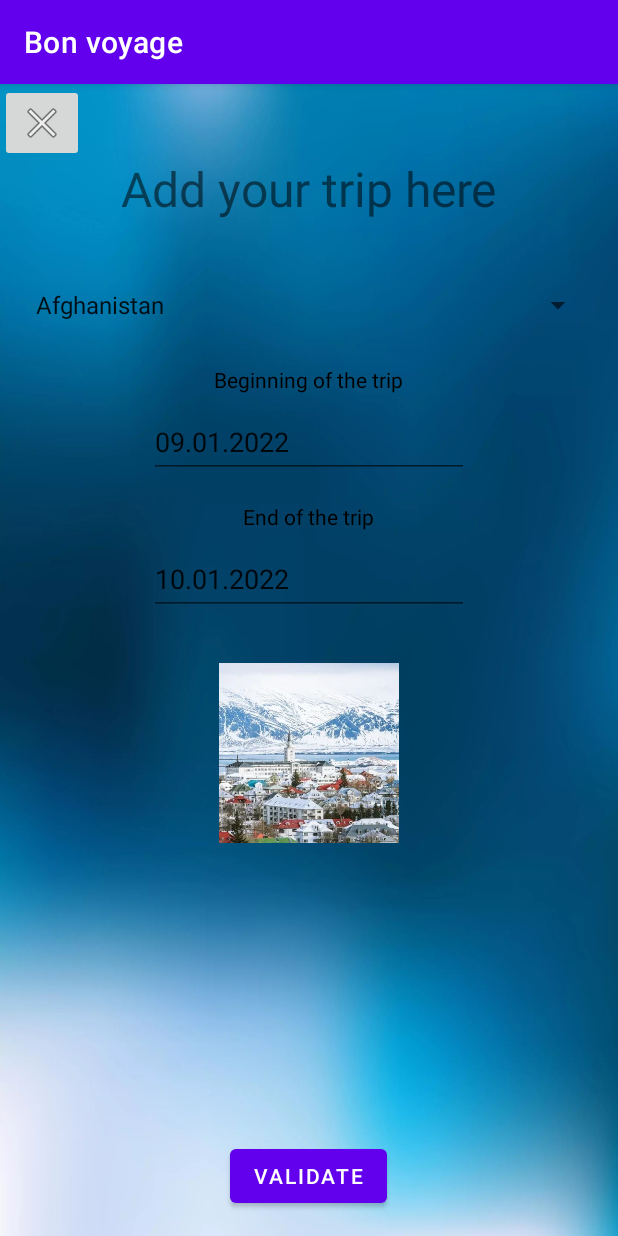
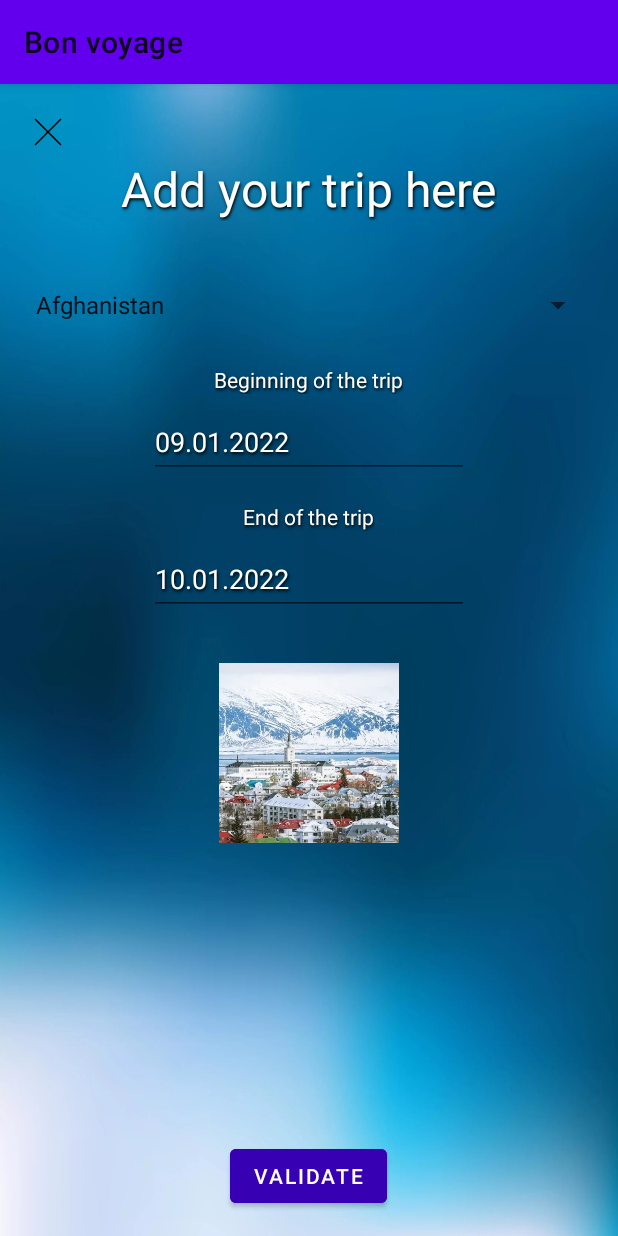
Before and after one commit to Obsidian96/Bon-Voyage, an Android app: the TripAddingActivity screen opened directly, with no data from a screen before it, on a phone screen of 412 x 824 dp. Run offline under Robolectric (Android 15) with nearby library versions, the light colour scheme and no system bars; our stand-ins replace Room's generated code; libraries missing offline, so code that uses them is left out: jp.wasabeef.glide; 1 statement that could not run was skipped.

Commit message:
Style update + bug fixes

```diff
--- a/app/src/main/AndroidManifest.xml
+++ b/app/src/main/AndroidManifest.xml
@@ -13,7 +13,8 @@
         android:theme="@style/Theme.BonVoyage">
         <activity android:name=".TripDetailActivity"></activity>
         <activity android:name=".TripAddingActivity"></activity>
-        <activity android:name=".MainActivity">
+        <activity android:name=".MainActivity"
+            android:exported="true">
             <intent-filter>
                 <action android:name="android.intent.action.MAIN" />
 
--- a/app/src/main/java/paris/obsidian/bonvoyage/trips/TripAdapter.kt
+++ b/app/src/main/java/paris/obsidian/bonvoyage/trips/TripAdapter.kt
@@ -74,7 +74,6 @@ class TripAdapter(private val onClick: (Trip) -> Unit, private val onRemoveClick
 
             currentTrip = trip
             countryName.text = trip.name
-            //backgroundImage.setImageResource(trip.image)
         }
     }
 
--- /dev/null
+++ b/app/src/main/res/drawable/ic_close.xml
@@ -0,0 +1,4 @@
+<vector android:height="24dp" android:viewportHeight="50"
+    android:viewportWidth="50" android:width="24dp" xmlns:android="http://schemas.android.com/apk/res/android">
+    <path android:fillColor="#000000" android:pathData="M7.7188,6.2813L6.2813,7.7188L23.5625,25L6.2813,42.2813L7.7188,43.7188L25,26.4375L42.2813,43.7188L43.7188,42.2813L26.4375,25L43.7188,7.7188L42.2813,6.2813L25,23.5625Z"/>
+</vector>
--- a/app/src/main/res/layout/activity_add_trip.xml
+++ b/app/src/main/res/layout/activity_add_trip.xml
@@ -1,26 +1,25 @@
 <?xml version="1.0" encoding="utf-8"?>
-
 <RelativeLayout
     xmlns:android="http://schemas.android.com/apk/res/android"
     xmlns:app="http://schemas.android.com/apk/res-auto"
     xmlns:tools="http://schemas.android.com/tools"
+    tools:context=".TripAddingActivity"
     android:layout_width="match_parent"
     android:layout_height="match_parent"
     android:id="@+id/relativeLayoutAdd"
-    android:layout_gravity="center_horizontal"
-    >
+    android:layout_gravity="center_horizontal">
 
     <ImageView
         android:id="@+id/imageViewBackground"
         android:layout_width="match_parent"
         android:layout_height="match_parent"
+        android:contentDescription="@string/background_image"
+        android:scaleType="fitXY"
         android:src="@drawable/main_background"
-        android:scaleType="fitXY"
+        app:layout_constraintBottom_toTopOf="parent"
         app:layout_constraintEnd_toEndOf="parent"
         app:layout_constraintStart_toStartOf="parent"
-        app:layout_constraintTop_toTopOf="parent"
-        app:layout_constraintBottom_toTopOf="parent"
-        android:contentDescription="@string/backgroundimage"/>
+        app:layout_constraintTop_toTopOf="parent" />
 
     <TextView
         android:id="@+id/titleTextView"
@@ -30,7 +29,13 @@
         android:layout_alignParentTop="true"
         android:layout_marginTop="48dp"
         android:textSize="32sp"
-        android:layout_centerHorizontal="true" />
+        android:layout_centerHorizontal="true"
+        app:fontWeight="700"
+        android:textColor="@color/white"
+        android:shadowColor="@color/black"
+        android:shadowDx="1"
+        android:shadowDy="2"
+        android:shadowRadius="2"/>
 
     <Spinner
         android:id="@+id/countrySpinner"
@@ -49,10 +54,14 @@
         android:layout_width="wrap_content"
         android:layout_height="wrap_content"
         android:text="@string/beginning_of_the_trip"
-        android:textColor="@color/black"
+        android:textColor="@color/white"
         android:layout_centerHorizontal="true"
         android:layout_marginTop="16dp"
         android:layout_below="@id/countrySpinner"
+        android:shadowColor="@color/black"
+        android:shadowDx="1"
+        android:shadowDy="2"
+        android:shadowRadius="2"
         />
 
     <EditText
@@ -62,7 +71,6 @@
         android:layout_below="@id/labelBegin"
         android:layout_centerHorizontal="true"
         android:layout_marginTop="8dp"
-        android:autofillHints=""
         android:clickable="false"
         android:cursorVisible="false"
         android:ems="10"
@@ -70,7 +78,15 @@
         android:focusableInTouchMode="false"
         android:inputType="date"
         android:minHeight="48dp"
-        tools:ignore="SpeakableTextPresentCheck" />
+        tools:ignore="SpeakableTextPresentCheck"
+        android:importantForAutofill="no"
+        android:hint="@string/date_hint"
+        android:textColor="@color/white"
+        android:textColorHint="@color/white"
+        android:shadowColor="@color/black"
+        android:shadowDx="1"
+        android:shadowDy="2"
+        android:shadowRadius="2"/>
 
     <TextView
         android:id="@+id/labelEnd"
@@ -80,7 +96,11 @@
         android:layout_marginTop="16dp"
         android:layout_below="@id/editBeginDate"
         android:layout_centerHorizontal="true"
-        android:textColor="@color/black"
+        android:textColor="@color/white"
+        android:shadowColor="@color/black"
+        android:shadowDx="1"
+        android:shadowDy="2"
+        android:shadowRadius="2"
         />
 
     <EditText
@@ -90,7 +110,6 @@
         android:layout_below="@id/labelEnd"
         android:layout_centerHorizontal="true"
         android:layout_marginTop="8dp"
-        android:autofillHints=""
         android:clickable="false"
         android:cursorVisible="false"
         android:ems="10"
@@ -98,7 +117,15 @@
         android:focusableInTouchMode="false"
         android:inputType="date"
         android:minHeight="48dp"
-        tools:ignore="SpeakableTextPresentCheck" />
+        tools:ignore="SpeakableTextPresentCheck"
+        android:importantForAutofill="no"
+        android:hint="@string/date_hint"
+        android:textColor="@color/white"
+        android:textColorHint="@color/white"
+        android:shadowColor="@color/black"
+        android:shadowDx="1"
+        android:shadowDy="2"
+        android:shadowRadius="2"/>
 
     <ImageView
         app:srcCompat="@drawable/iceland"
@@ -118,13 +145,21 @@
         android:layout_centerHorizontal="true"
         android:text="@string/validateAdd"
         android:layout_alignParentBottom="true"
-        android:layout_marginBottom="16dp" />
+        android:layout_marginBottom="16dp"
+        android:textColor="@color/white"
+        android:backgroundTint="@color/purple_700"
+        />
 
     <ImageButton
         android:id="@+id/closeButton"
         android:layout_width="wrap_content"
         android:layout_height="wrap_content"
-        app:srcCompat="@android:drawable/ic_menu_close_clear_cancel"
-        android:contentDescription="@string/button_for_closing_the_page"/>
+        android:layout_marginStart="8dp"
+        android:layout_marginTop="8dp"
+        android:background="@android:color/transparent"
+        android:contentDescription="@string/button_for_closing_the_page"
+        android:minWidth="48dp"
+        android:minHeight="48dp"
+        app:srcCompat="@drawable/ic_close" />
 
 </RelativeLayout>
--- a/app/src/main/res/values-night/themes.xml
+++ b/app/src/main/res/values-night/themes.xml
@@ -1,6 +1,6 @@
 <resources xmlns:tools="http://schemas.android.com/tools">
     <!-- Base application theme. -->
-    <style name="Theme.BonVoyage" parent="Theme.MaterialComponents.DayNight.DarkActionBar">
+    <style name="Theme.BonVoyage" parent="Theme.MaterialComponents.DayNight">
         <!-- Primary brand color. -->
         <item name="colorPrimary">@color/purple_200</item>
         <item name="colorPrimaryVariant">@color/purple_700</item>
@@ -11,6 +11,12 @@
         <item name="colorOnSecondary">@color/black</item>
         <!-- Status bar color. -->
         <item name="android:statusBarColor" tools:targetApi="l">?attr/colorPrimaryVariant</item>
+        <item name="toolbarStyle">@style/MyActionBar</item>
+
         <!-- Customize your theme here. -->
     </style>
+
+    <style name="MyActionBar" parent="Theme.MaterialComponents.DayNight.DarkActionBar">
+        <item name="android:background">@color/purple_500</item>
+    </style>
 </resources>
--- a/app/src/main/res/values/colors.xml
+++ b/app/src/main/res/values/colors.xml
@@ -4,7 +4,11 @@
     <color name="purple_500">#FF6200EE</color>
     <color name="purple_700">#FF3700B3</color>
     <color name="teal_200">#FF03DAC5</color>
-    <color name="teal_700">#FF018786</color>
+    <color name="teal_200_low_opacity">#4003DAC5</color>
+    <color name="teal_500">#FF009688</color>
+    <color name="teal_700">#FF00796B</color>
+    <color name="teal_900">#FF004D40</color>
     <color name="black">#FF000000</color>
     <color name="white">#FFFFFFFF</color>
+    <color name="red500">#FFF44336</color>
 </resources>
--- a/app/src/main/res/values/strings.xml
+++ b/app/src/main/res/values/strings.xml
@@ -6,11 +6,13 @@
     <string name="iceland">Iceland</string>
     <string name="validateAdd">Validate</string>
     <string name="addTitle">Add your trip here</string>
-    <string name="backgroundimage">BackgroundImage</string>
+    <string name="background_image">BackgroundImage</string>
     <string name="end_of_the_trip">End of the trip</string>
     <string name="beginning_of_the_trip">Beginning of the trip</string>
     <string name="image_preview">Image preview</string>
-    <string name="button_for_closing_the_page">Button for closing the page</string>
+    <string name="button_for_closing_the_page">Close the page</string>
+    <string name="button_for_removing_trip">Remove a trip</string>
+    <string name="date_hint">01/01/1970</string>
 
     <string-array name="country_array">
         <item>Afghanistan</item>
--- a/app/src/main/res/values/themes.xml
+++ b/app/src/main/res/values/themes.xml
@@ -1,6 +1,6 @@
 <resources xmlns:tools="http://schemas.android.com/tools">
     <!-- Base application theme. -->
-    <style name="Theme.BonVoyage" parent="Theme.MaterialComponents.DayNight.DarkActionBar">
+    <style name="Theme.BonVoyage" parent="Theme.MaterialComponents.DayNight">
         <!-- Primary brand color. -->
         <item name="colorPrimary">@color/purple_500</item>
         <item name="colorPrimaryVariant">@color/purple_700</item>
@@ -11,6 +11,11 @@
         <item name="colorOnSecondary">@color/black</item>
         <!-- Status bar color. -->
         <item name="android:statusBarColor" tools:targetApi="l">?attr/colorPrimaryVariant</item>
+        <item name="android:actionBarStyle">@style/MyActionBar</item>
         <!-- Customize your theme here. -->
     </style>
+
+    <style name="MyActionBar" parent="Theme.MaterialComponents.DayNight.DarkActionBar">
+        <item name="android:background">@color/purple_500</item>
+    </style>
 </resources>
--- a/build.gradle
+++ b/build.gradle
@@ -1,6 +1,6 @@
 // Top-level build file where you can add configuration options common to all sub-projects/modules.
 buildscript {
-    ext.kotlin_version = "1.5.21"
+    ext.kotlin_version = "1.5.30"
     repositories {
         google()
         mavenCentral()
```
Also changed, not shown: app/build.gradle (+9 -9 lines), app/src/main/java/paris/obsidian/bonvoyage/TripAddingActivity.kt (+6 -1 lines), app/src/main/res/drawable/ic_remove.xml (+5 -6 lines), app/src/main/res/layout/activity_country_detail.xml (+6 -3 lines), app/src/main/res/layout/activity_main.xml (+9 -6 lines), app/src/main/res/layout/view_country.xml (+11 -9 lines).
